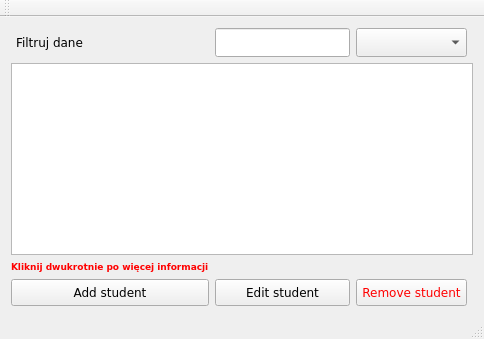
The window that Katalog_JIPP_Project/Katalog_JIPP_Project.ui (xpawelek/AcademicRecordsManager) describes before a commit, drawn with Qt 5.
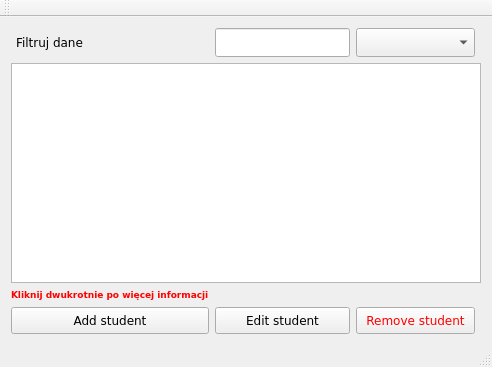
The same window after the commit.

Patch:
```diff
--- a/Katalog_JIPP_Project/Katalog_JIPP_Project.ui
+++ b/Katalog_JIPP_Project/Katalog_JIPP_Project.ui
@@ -2,6 +2,14 @@
 <ui version="4.0">
  <class>Katalog_JIPP_ProjectClass</class>
  <widget class="QMainWindow" name="Katalog_JIPP_ProjectClass">
+  <property name="geometry">
+   <rect>
+    <x>0</x>
+    <y>0</y>
+    <width>492</width>
+    <height>367</height>
+   </rect>
+  </property>
   <property name="sizePolicy">
    <sizepolicy hsizetype="Expanding" vsizetype="Fixed">
     <horstretch>0</horstretch>
```
Left out of the diff: 22 changed lines with no effect on the pictures.
